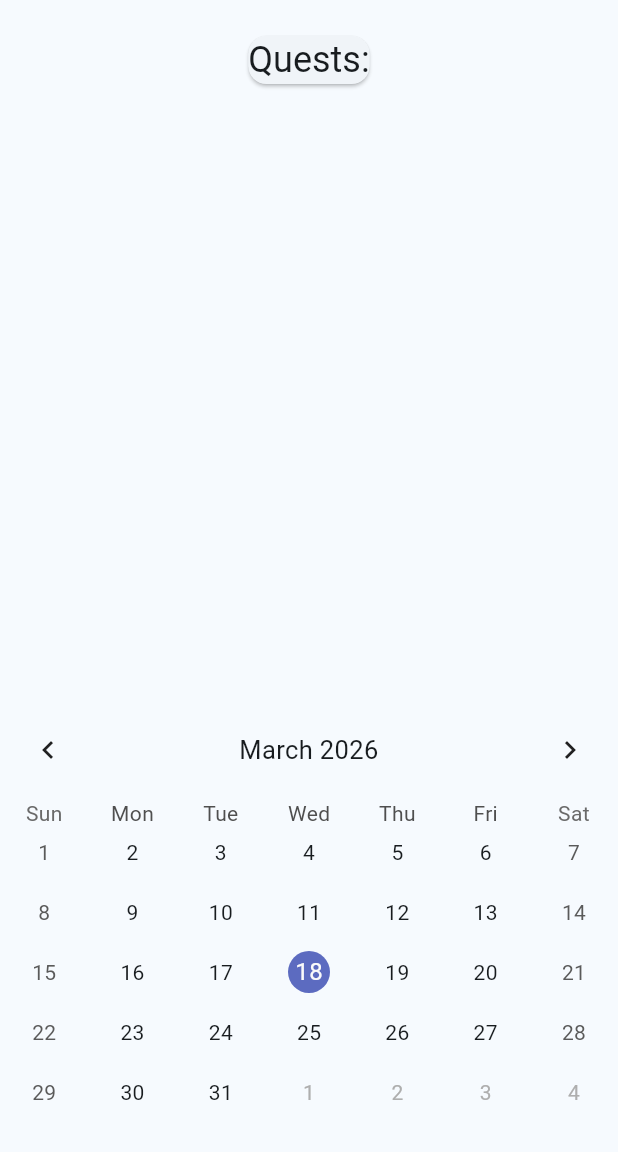
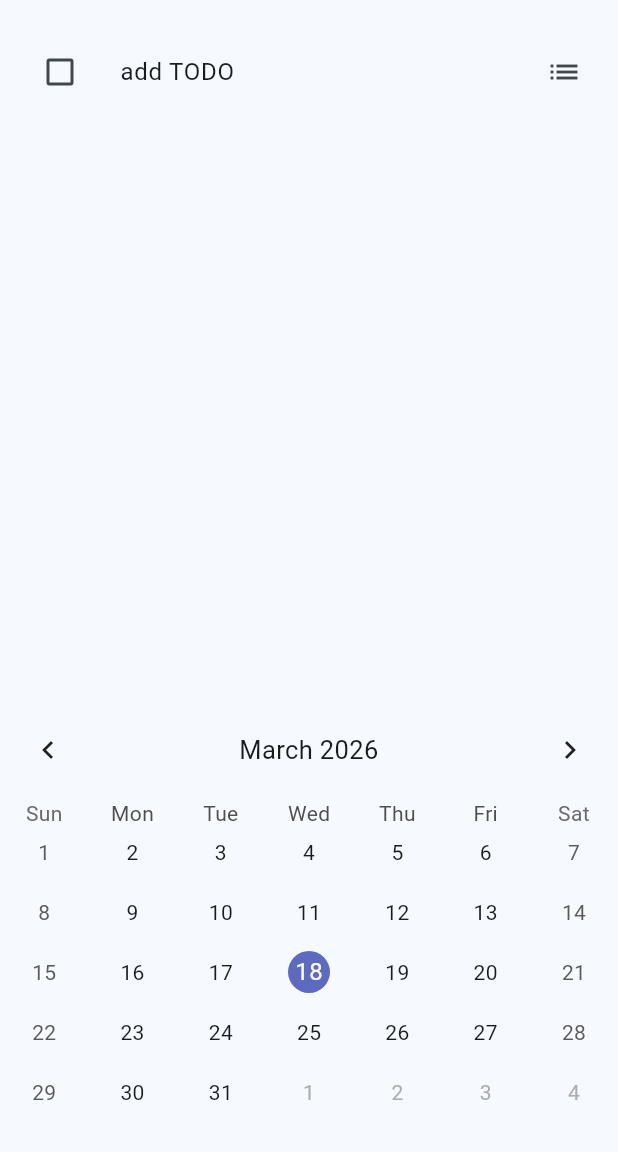
Before and after one commit to halva6/to_day, a Flutter app: the screen it shows after launch, after a tap on "add new Quest", on a phone screen of 412 x 824 dp, the part 84-1236 px from its top. Run offline on Flutter 3.47's test engine with Material 3 defaults, Android fonts, the phone set to English and light mode, and no system bars; drawn by our look-alikes of table_calendar.

Commit message:
add the single todos
- bug fixes

```diff
--- a/lib/main.dart
+++ b/lib/main.dart
@@ -29,18 +29,16 @@ class MyApp extends StatelessWidget {
         body: Center(
           child: ChangeNotifierProvider(
             create: (_) => DailyQuests(),
-            child: Expanded(
             child: Column(
               mainAxisAlignment: MainAxisAlignment.center,
               crossAxisAlignment: CrossAxisAlignment.center,
               children: [
-                  SizedBox(height: 20),
+                const SizedBox(height: 20),
                 QuestView(),
                 Spacer(),
                 CalendarView(),
-                  SizedBox(height: 20),
+                const SizedBox(height: 20),
               ],
-              ),
             ),
           ),
         ),
--- a/lib/model/daily_quest.dart
+++ b/lib/model/daily_quest.dart
@@ -26,7 +26,7 @@ class DailyQuests extends ChangeNotifier {
 }
 
 class DailyQuest {
-  final List<Quest> _quests = List.empty(growable: true);
+  final List<Quest> _quests = [Quest("add TODO", false)];
   void addItem(String quest) {
     _quests.add(Quest(quest, false));
   }
--- a/lib/widgets/quest_view.dart
+++ b/lib/widgets/quest_view.dart
@@ -11,23 +11,44 @@ class QuestView extends StatefulWidget {
 class _QuestViewState extends State<QuestView> {
   @override
   Widget build(BuildContext context) {
-    ThemeData themeContext = Theme.of(context);
     final dailyQuests = context.watch<DailyQuests>();
+    final dailyMap = dailyQuests.getDailyQuests();
 
-    return (dailyQuests.getDailyQuests().isEmpty ||
-            !dailyQuests.getDailyQuests().containsKey(
-              dailyQuests.getSelectedDateTime(),
-            ))
-        ? EmptyQuest()
-        : Card(
-            child: Column(
-              mainAxisAlignment: MainAxisAlignment.center,
-              crossAxisAlignment: CrossAxisAlignment.center,
-              children: [
-                Text("Quests:", style: themeContext.textTheme.headlineSmall),
-              ],
-            ),
-          );
+    if ((dailyMap.isEmpty ||
+        !dailyMap.containsKey(dailyQuests.getSelectedDateTime()))) {
+      return EmptyQuest();
+    } else {
+      DailyQuest? currentDailyQuest =
+          dailyMap[dailyQuests.getSelectedDateTime()];
+      return Expanded(
+        child: ListView.builder(
+          itemCount: currentDailyQuest!.getQuests().length,
+          itemBuilder: (BuildContext context, int index) {
+            bool done = currentDailyQuest.getQuests()[index].getDone();
+            return ListTile(
+              leading: Checkbox(
+                value: done,
+                onChanged: (bool? newValue) {
+                  setState(() {
+                    done = (newValue != null) ? newValue : false;
+                    context
+                        .read<DailyQuests>()
+                        .getDailyQuests()[dailyQuests.getSelectedDateTime()]!
+                        .getQuests()[index]
+                        .setDone(done);
+                  });
+                },
+              ),
+              title: Text(currentDailyQuest.getQuests()[index].getQuest()),
+              trailing: Row(
+                mainAxisSize: MainAxisSize.min,
+                children: [const Icon(Icons.list)],
+              ),
+            );
+          },
+        ),
+      );
+    }
   }
 }
 
@@ -37,19 +58,25 @@ class EmptyQuest extends StatelessWidget {
   @override
   Widget build(BuildContext context) {
     final dailyQuests = context.watch<DailyQuests>();
+    final ThemeData themeContext = Theme.of(context);
 
     return Center(
       child: Column(
         children: [
-          Text("No entry at this date"),
+          const Text("No entry at this date"),
           TextButton(
+            style: ButtonStyle(
+              backgroundColor: WidgetStatePropertyAll<Color>(
+                themeContext.highlightColor,
+              ),
+            ),
             onPressed: () {
               dailyQuests.addQuest(
                 dailyQuests.getSelectedDateTime(),
                 DailyQuest(),
               );
             },
-            child: Text("add new Quest"),
+            child: const Text("add new Quest"),
           ),
         ],
       ),
```
Lines whose indentation alone changed are shown as unchanged.
